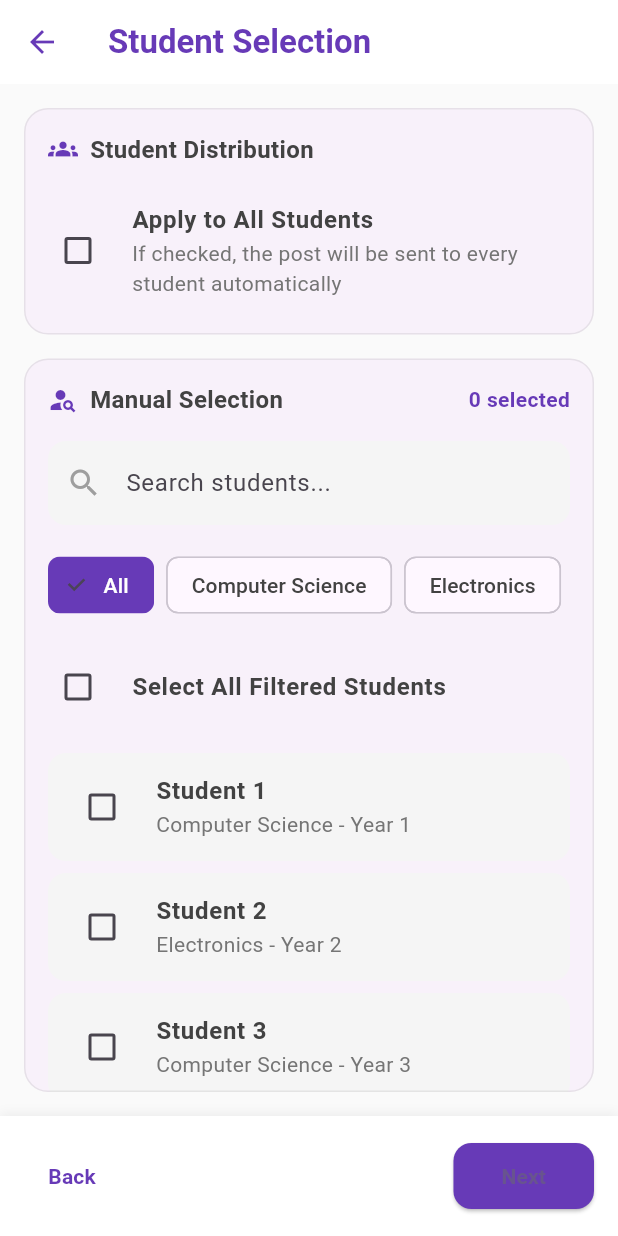
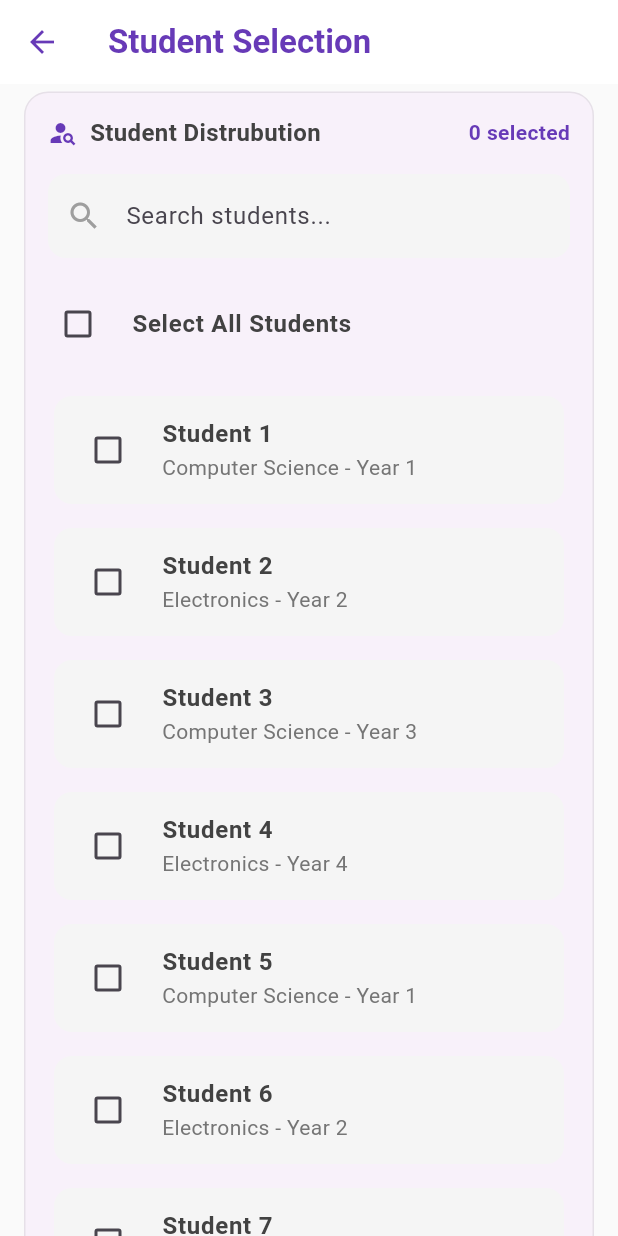
Before and after one commit to Paul-005/group_pay_admin, a Flutter app: the StudentSelectionScreen screen opened directly, on a phone screen of 412 x 824 dp. Run offline on Flutter 3.47's test engine with Material 3 defaults, Android fonts, the phone set to English and light mode, and no system bars; our stand-ins replace firebase_auth, firebase_core, lottie; accounts and stored records are empty; network calls fail.

Commit message:
refactor: update color scheme from purple to deep purple in authentication and profile edit screens. also rearranged ui in post manage student screen

```diff
--- a/lib/auth/forgot_password.dart
+++ b/lib/auth/forgot_password.dart
@@ -37,7 +37,7 @@ class _ForgotPasswordPageState extends State<ForgotPasswordPage> {
         backgroundColor: Colors.transparent,
         elevation: 0,
         iconTheme:
-            const IconThemeData(color: Colors.purple), // Back arrow color
+            const IconThemeData(color: Colors.deepPurple), // Back arrow color
       ),
       body: Container(
         margin: const EdgeInsets.all(24),
@@ -81,7 +81,7 @@ class _ForgotPasswordPageState extends State<ForgotPasswordPage> {
               borderRadius: BorderRadius.circular(18),
               borderSide: BorderSide.none,
             ),
-            fillColor: Colors.purple.withOpacity(0.1),
+            fillColor: Colors.deepPurple.withOpacity(0.1),
             filled: true,
             prefixIcon: const Icon(Icons.email),
           ),
@@ -108,7 +108,7 @@ class _ForgotPasswordPageState extends State<ForgotPasswordPage> {
       style: ElevatedButton.styleFrom(
         shape: const StadiumBorder(),
         padding: const EdgeInsets.symmetric(vertical: 16),
-        backgroundColor: Colors.purple,
+        backgroundColor: Colors.deepPurple,
       ),
       child: Padding(
         padding: const EdgeInsets.symmetric(horizontal: 20),
--- a/lib/auth/signup_page.dart
+++ b/lib/auth/signup_page.dart
@@ -97,7 +97,7 @@ class _SignupPageState extends State<SignupPage> {
                         border: OutlineInputBorder(
                             borderRadius: BorderRadius.circular(18),
                             borderSide: BorderSide.none),
-                        fillColor: Colors.purple.withOpacity(0.1),
+                        fillColor: Colors.deepPurple.withOpacity(0.1),
                         filled: true,
                         prefixIcon: const Icon(Icons.person)),
                     onChanged: (value) {
@@ -117,7 +117,7 @@ class _SignupPageState extends State<SignupPage> {
                         borderRadius: BorderRadius.circular(18),
                         borderSide: BorderSide.none,
                       ),
-                      fillColor: Colors.purple.withOpacity(0.1),
+                      fillColor: Colors.deepPurple.withOpacity(0.1),
                       filled: true,
                       prefixIcon: const Icon(Icons.email),
                     ),
@@ -137,7 +137,7 @@ class _SignupPageState extends State<SignupPage> {
                       border: OutlineInputBorder(
                           borderRadius: BorderRadius.circular(18),
                           borderSide: BorderSide.none),
-                      fillColor: Colors.purple.withOpacity(0.1),
+                      fillColor: Colors.deepPurple.withOpacity(0.1),
                       filled: true,
                       prefixIcon: const Icon(Icons.password),
                     ),
@@ -158,7 +158,7 @@ class _SignupPageState extends State<SignupPage> {
                       border: OutlineInputBorder(
                           borderRadius: BorderRadius.circular(18),
                           borderSide: BorderSide.none),
-                      fillColor: Colors.purple.withOpacity(0.1),
+                      fillColor: Colors.deepPurple.withOpacity(0.1),
                       filled: true,
                       prefixIcon: const Icon(Icons.password),
                     ),
@@ -196,7 +196,7 @@ class _SignupPageState extends State<SignupPage> {
                     style: ElevatedButton.styleFrom(
                       shape: const StadiumBorder(),
                       padding: const EdgeInsets.symmetric(vertical: 16),
-                      backgroundColor: Colors.purple,
+                      backgroundColor: Colors.deepPurple,
                     ),
                   )),
               TextButton(
@@ -216,7 +216,7 @@ class _SignupPageState extends State<SignupPage> {
                       },
                       child: const Text(
                         "Login",
-                        style: TextStyle(color: Colors.purple),
+                        style: TextStyle(color: Colors.deepPurple),
                       ))
                 ],
               )
--- a/lib/dashboard/post_manage_students.screen.dart
+++ b/lib/dashboard/post_manage_students.screen.dart
@@ -50,11 +50,12 @@ class _StudentSelectionScreenState extends State<StudentSelectionScreen> {
         backgroundColor: Colors.white,
         elevation: 0,
       ),
-      body: Column(
+      body: SingleChildScrollView(
+        child: Column(
           children: [
-          // Apply to All Section
+            // Manual Selection Section
             Card(
-            margin: EdgeInsets.all(16),
+              margin: EdgeInsets.fromLTRB(16, 5, 16, 16),
               elevation: 0,
               shape: RoundedRectangleBorder(
                 borderRadius: BorderRadius.circular(16),
@@ -70,84 +71,13 @@ class _StudentSelectionScreenState extends State<StudentSelectionScreen> {
                     Row(
                       children: [
                         Icon(
-                        Icons.groups,
-                        size: 20,
-                        color: Colors.deepPurple,
-                      ),
-                      SizedBox(width: 8),
-                      Text(
-                        'Student Distribution',
-                        style: TextStyle(
-                          fontSize: 16,
-                          fontWeight: FontWeight.bold,
-                          color: Colors.grey[800],
-                        ),
-                      ),
-                    ],
-                  ),
-                  SizedBox(height: 16),
-                  CheckboxListTile(
-                    value: _applyToAll,
-                    onChanged: (value) {
-                      setState(() {
-                        _applyToAll = value ?? false;
-                        if (_applyToAll) {
-                          _selectedStudents.clear();
-                          _selectAll = false;
-                        }
-                      });
-                    },
-                    title: Text(
-                      'Apply to All Students',
-                      style: TextStyle(
-                        fontWeight: FontWeight.bold,
-                        color: Colors.grey[800],
-                      ),
-                    ),
-                    subtitle: Text(
-                      'If checked, the post will be sent to every student automatically',
-                      style: TextStyle(
-                        color: Colors.grey[600],
-                      ),
-                    ),
-                    activeColor: Colors.deepPurple,
-                    contentPadding: EdgeInsets.zero,
-                    controlAffinity: ListTileControlAffinity.leading,
-                  ),
-                ],
-              ),
-            ),
-          ),
-
-          // Manual Selection Section
-          Expanded(
-            child: Card(
-              margin: EdgeInsets.fromLTRB(16, 0, 16, 16),
-              elevation: 0,
-              shape: RoundedRectangleBorder(
-                borderRadius: BorderRadius.circular(16),
-                side: BorderSide(
-                  color: Colors.grey.withOpacity(0.2),
-                ),
-              ),
-              child: Column(
-                crossAxisAlignment: CrossAxisAlignment.start,
-                children: [
-                  Padding(
-                    padding: EdgeInsets.all(16),
-                    child: Column(
-                      crossAxisAlignment: CrossAxisAlignment.start,
-                      children: [
-                        Row(
-                          children: [
-                            Icon(
                           Icons.person_search,
                           size: 20,
                           color: Colors.deepPurple,
                         ),
                         SizedBox(width: 8),
                         Text(
-                              'Manual Selection',
+                          'Student Distrubution',
                           style: TextStyle(
                             fontSize: 16,
                             fontWeight: FontWeight.bold,
@@ -181,41 +111,9 @@ class _StudentSelectionScreenState extends State<StudentSelectionScreen> {
                       ),
                     ),
                     SizedBox(height: 16),
-                        // Department Filters
-                        SingleChildScrollView(
-                          scrollDirection: Axis.horizontal,
-                          child: Row(
-                            children: ['All', 'Computer Science', 'Electronics']
-                                .map((filter) {
-                              return Padding(
-                                padding: EdgeInsets.only(right: 8),
-                                child: ChoiceChip(
-                                  label: Text(filter),
-                                  selected: _selectedFilter == filter,
-                                  onSelected: (selected) {
-                                    setState(() {
-                                      _selectedFilter = filter;
-                                    });
-                                  },
-                                  selectedColor: Colors.deepPurple,
-                                  labelStyle: TextStyle(
-                                    color: _selectedFilter == filter
-                                        ? Colors.white
-                                        : Colors.grey[800],
-                                  ),
-                                ),
-                              );
-                            }).toList(),
-                          ),
-                        ),
-                      ],
-                    ),
-                  ),
                     // Select All Option
                     if (!_applyToAll)
-                    Padding(
-                      padding: EdgeInsets.symmetric(horizontal: 16),
-                      child: CheckboxListTile(
+                      CheckboxListTile(
                         value: _selectAll,
                         onChanged: (value) {
                           setState(() {
@@ -229,7 +127,7 @@ class _StudentSelectionScreenState extends State<StudentSelectionScreen> {
                           });
                         },
                         title: Text(
-                          'Select All Filtered Students',
+                          'Select All Students',
                           style: TextStyle(
                             fontWeight: FontWeight.bold,
                             color: Colors.grey[800],
@@ -239,19 +137,14 @@ class _StudentSelectionScreenState extends State<StudentSelectionScreen> {
                         contentPadding: EdgeInsets.zero,
                         controlAffinity: ListTileControlAffinity.leading,
                       ),
-                    ),
+                    SizedBox(height: 16),
                     // Students List
-                  Expanded(
-                    child: !_applyToAll
-                        ? ListView.builder(
-                            padding: EdgeInsets.all(16),
-                            itemCount: filteredStudents.length,
-                            itemBuilder: (context, index) {
-                              final student = filteredStudents[index];
-                              return Card(
+                    if (!_applyToAll) ...[
+                      ...filteredStudents.map((student) => Padding(
+                            padding: EdgeInsets.only(bottom: 8),
+                            child: Card(
                               elevation: 0,
                               color: Colors.grey[100],
-                                margin: EdgeInsets.only(bottom: 8),
                               child: CheckboxListTile(
                                 value: _selectedStudents
                                     .contains(student['id'].toString()),
@@ -286,10 +179,10 @@ class _StudentSelectionScreenState extends State<StudentSelectionScreen> {
                                 controlAffinity:
                                     ListTileControlAffinity.leading,
                               ),
-                              );
-                            },
-                          )
-                        : Center(
+                            ),
+                          )),
+                    ] else
+                      Center(
                         child: Text(
                           'Manual selection disabled when applying to all students',
                           style: TextStyle(
@@ -298,39 +191,14 @@ class _StudentSelectionScreenState extends State<StudentSelectionScreen> {
                           ),
                         ),
                       ),
-                  ),
                   ],
                 ),
               ),
             ),
-        ],
-      ),
-      bottomNavigationBar: Container(
-        padding: EdgeInsets.all(16),
-        decoration: BoxDecoration(
-          color: Colors.white,
-          boxShadow: [
-            BoxShadow(
-              color: Colors.black.withOpacity(0.05),
-              blurRadius: 5,
-              offset: Offset(0, -2),
-            ),
-          ],
-        ),
-        child: Row(
-          mainAxisAlignment: MainAxisAlignment.spaceBetween,
-          children: [
-            TextButton(
-              onPressed: () => Navigator.pop(context),
-              child: Text(
-                'Back',
-                style: TextStyle(
-                  color: Colors.deepPurple,
-                  fontWeight: FontWeight.bold,
-                ),
-              ),
-            ),
-            ElevatedButton(
+            Container(
+              height: 56,
+              margin: EdgeInsets.all(16),
+              child: ElevatedButton(
                 onPressed: () {
                   // Handle next action
                   if (_applyToAll || _selectedStudents.isNotEmpty) {
@@ -339,15 +207,29 @@ class _StudentSelectionScreenState extends State<StudentSelectionScreen> {
                 },
                 style: ElevatedButton.styleFrom(
                   backgroundColor: Colors.deepPurple,
-                padding: EdgeInsets.symmetric(horizontal: 32, vertical: 12),
+                  elevation: 3,
                   shape: RoundedRectangleBorder(
-                  borderRadius: BorderRadius.circular(12),
+                    borderRadius: BorderRadius.circular(16),
                   ),
                 ),
-              child: Text(
-                'Next',
+                child: Row(
+                  mainAxisAlignment: MainAxisAlignment.center,
+                  children: [
+                    Icon(
+                      Icons.add_rounded,
+                      size: 24,
+                      color: Colors.white,
+                    ),
+                    SizedBox(width: 12),
+                    Text(
+                      'Create Post',
                       style: TextStyle(
+                        fontSize: 18,
                         fontWeight: FontWeight.bold,
+                        color: Colors.white,
+                      ),
+                    ),
+                  ],
                 ),
               ),
             ),
--- a/lib/settings/profile_edit.sreen.dart
+++ b/lib/settings/profile_edit.sreen.dart
@@ -42,7 +42,7 @@ class _ProfileEditPageState extends State<ProfileEditPage> {
         backgroundColor: Colors.transparent,
         elevation: 0,
         iconTheme:
-            const IconThemeData(color: Colors.purple), // Back arrow color
+            const IconThemeData(color: Colors.deepPurple), // Back arrow color
       ),
       body: SingleChildScrollView(
         child: Container(
@@ -94,7 +94,7 @@ class _ProfileEditPageState extends State<ProfileEditPage> {
                             : const BorderSide(color: Colors.red, width: 2),
                       ),
                       fillColor: inputIsValid
-                          ? Colors.purple.withOpacity(0.1)
+                          ? Colors.deepPurple.withOpacity(0.1)
                           : Colors.red.withOpacity(0.1),
                       filled: true,
                       prefixIcon: Icon(
@@ -121,7 +121,7 @@ class _ProfileEditPageState extends State<ProfileEditPage> {
                         borderRadius: BorderRadius.circular(18),
                         borderSide: BorderSide.none,
                       ),
-                      fillColor: Colors.purple.withOpacity(0.1),
+                      fillColor: Colors.deepPurple.withOpacity(0.1),
                       filled: true,
                       prefixIcon: const Icon(Icons.person),
                     ),
@@ -174,7 +174,7 @@ class _ProfileEditPageState extends State<ProfileEditPage> {
                   style: ElevatedButton.styleFrom(
                     shape: const StadiumBorder(),
                     padding: const EdgeInsets.symmetric(vertical: 16),
-                    backgroundColor: Colors.purple,
+                    backgroundColor: Colors.deepPurple,
                   ),
                   child: const Text(
                     "Save Changes",
@@ -190,7 +190,7 @@ class _ProfileEditPageState extends State<ProfileEditPage> {
                   },
                   child: const Text(
                     "Cancel",
-                    style: TextStyle(color: Colors.purple, fontSize: 16),
+                    style: TextStyle(color: Colors.deepPurple, fontSize: 16),
                   ),
                 ),
               ),
```
Lines whose indentation alone changed are shown as unchanged.
